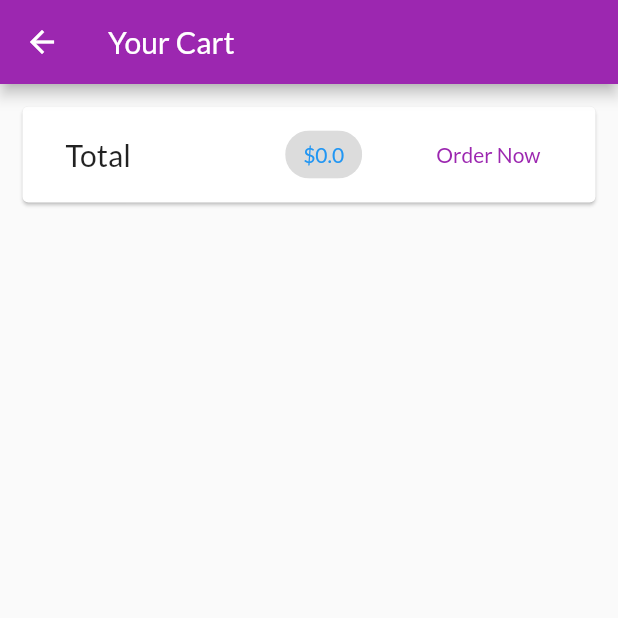
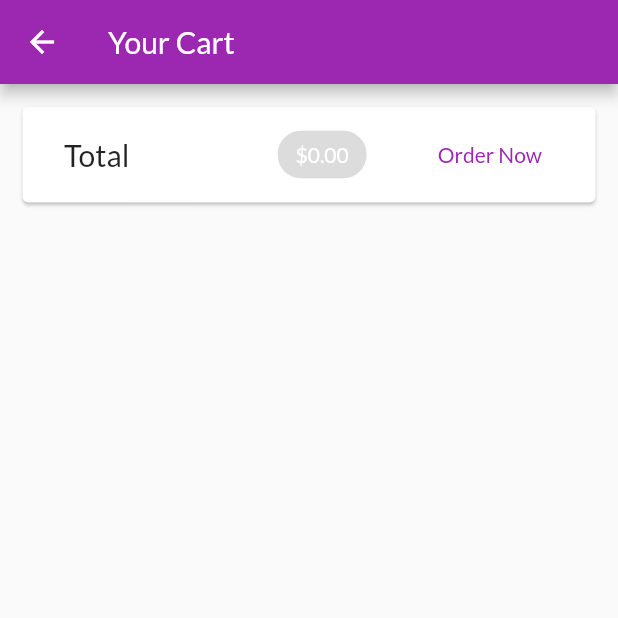
Before and after one commit to msarifin29/belanja_app, a Flutter app: the CartScreen screen opened by its route, on a phone screen of 412 x 824 dp, the top half of it. Run offline on Flutter 3.47's test engine with Material 2 defaults, Android fonts, the phone set to English and light mode, and no system bars; network calls fail.

Commit message:
adding cart items

```diff
--- a/lib/provider/cart.dart
+++ b/lib/provider/cart.dart
@@ -53,4 +53,9 @@ class Cart with ChangeNotifier {
     }
     notifyListeners();
   }
+
+  void removeItem(String productId) {
+    _items!.remove(productId);
+    notifyListeners();
+  }
 }
--- a/lib/screen/cart_screen.dart
+++ b/lib/screen/cart_screen.dart
@@ -1,4 +1,5 @@
-import 'package:belanja_app/provider/cart.dart';
+import 'package:belanja_app/provider/cart.dart' show Cart;
+import 'package:belanja_app/widgets/cart_item.dart';
 import 'package:flutter/material.dart';
 import 'package:provider/provider.dart';
 
@@ -12,7 +13,7 @@ class CartScreen extends StatelessWidget {
     final cart = Provider.of<Cart>(context);
     return Scaffold(
       appBar: AppBar(
-        title: Text('Your Cart'),
+        title: const Text('Your Cart'),
       ),
       body: Column(
         children: [
@@ -27,18 +28,30 @@ class CartScreen extends StatelessWidget {
                       'Total',
                       style: TextStyle(fontSize: 20),
                     ),
-                    SizedBox(
+                    const SizedBox(
                       width: 20,
                     ),
                     Chip(
-                      label: Text('\$${cart.totalAmount}'),
-                      labelStyle:
-                          TextStyle(color: Theme.of(context).primaryColor),
+                      label: Text('\$${cart.totalAmount.toStringAsFixed(2)}'),
+                      labelStyle: TextStyle(
+                          color: Theme.of(context).colorScheme.onPrimary),
                     ),
-                    TextButton(onPressed: () {}, child: Text('Order Now'))
+                    TextButton(onPressed: () {}, child: const Text('Order Now'))
                   ]),
             ),
-          )
+          ),
+          const SizedBox(
+            height: 10,
+          ),
+          Expanded(
+              child: ListView.builder(
+                  itemCount: cart.items.length,
+                  itemBuilder: (ctx, i) => CartItem(
+                      productId: cart.items.keys.toList()[i],
+                      id: cart.items.values.toList()[i].id,
+                      title: cart.items.values.toList()[i].title,
+                      price: cart.items.values.toList()[i].price,
+                      quantity: cart.items.values.toList()[i].quantity)))
         ],
       ),
     );
```
Also changed, not shown: lib/screen/product_detail_screen.dart (+34 -0 lines), lib/widgets/cart_item.dart (added, +58 -0 lines).
